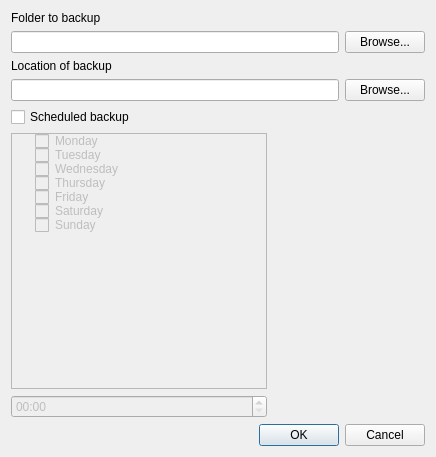
roman-zms/qbackup, file mainwindow/tasksettings/tasksettings.ui: the form before one commit.
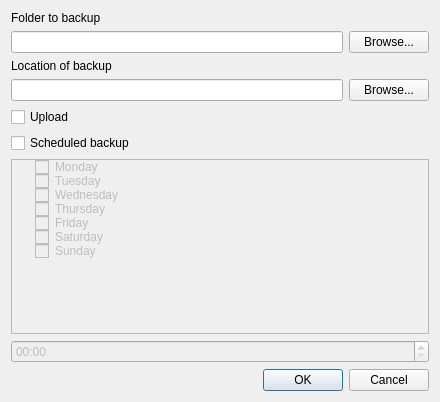
The form after the commit.

Diff of the .ui file:
```diff
--- a/mainwindow/tasksettings/tasksettings.ui
+++ b/mainwindow/tasksettings/tasksettings.ui
@@ -6,19 +6,15 @@
    <rect>
     <x>0</x>
     <y>0</y>
-    <width>436</width>
-    <height>457</height>
+    <width>440</width>
+    <height>402</height>
    </rect>
   </property>
   <property name="windowTitle">
    <string>Dialog</string>
   </property>
-  <layout class="QHBoxLayout" name="horizontalLayout_2">
+  <layout class="QVBoxLayout" name="verticalLayout">
    <item>
-    <layout class="QVBoxLayout" name="verticalLayout_2">
-     <item>
-      <layout class="QFormLayout" name="formLayout">
-       <item row="1" column="0" colspan="2">
         <layout class="QGridLayout" name="gridLayout">
          <item row="0" column="0">
           <widget class="QLabel" name="label">
@@ -67,10 +63,15 @@
          </item>
         </layout>
        </item>
-       <item row="4" column="0">
-        <layout class="QVBoxLayout" name="verticalLayout">
          <item>
-          <widget class="QCheckBox" name="checkBox">
+    <widget class="QCheckBox" name="uploadCheckBox">
+     <property name="text">
+      <string>Upload</string>
+     </property>
+    </widget>
+   </item>
+   <item>
+    <widget class="QCheckBox" name="autoBackupCheckBox">
            <property name="enabled">
             <bool>true</bool>
            </property>
@@ -203,10 +204,6 @@
            </property>
           </widget>
          </item>
-        </layout>
-       </item>
-      </layout>
-     </item>
      <item>
       <widget class="QDialogButtonBox" name="buttonBox">
        <property name="orientation">
@@ -216,8 +213,6 @@
         <set>QDialogButtonBox::Cancel|QDialogButtonBox::Ok</set>
        </property>
       </widget>
-     </item>
-    </layout>
    </item>
   </layout>
  </widget>
```
Lines whose indentation alone changed are shown as unchanged.
